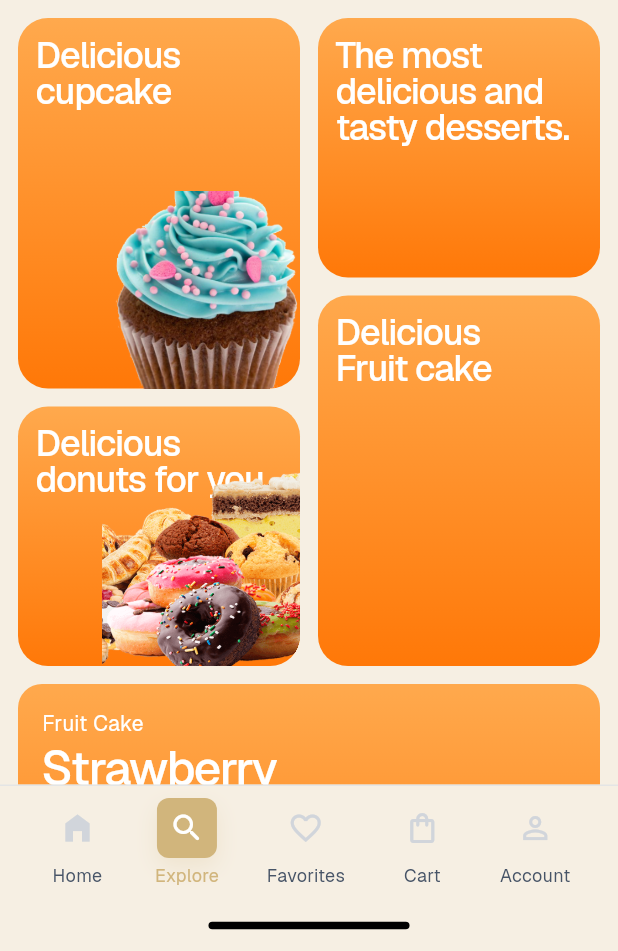
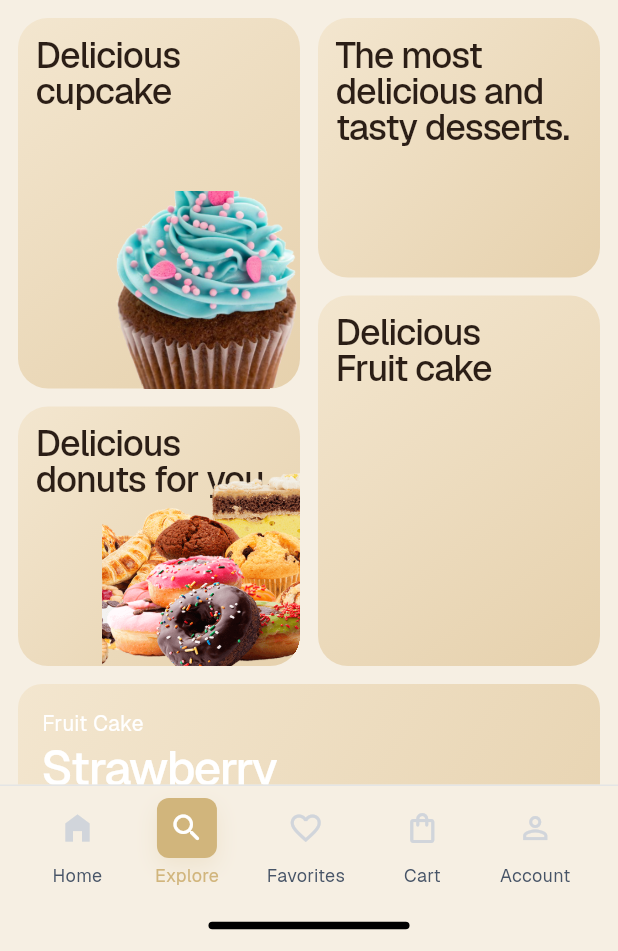
Before and after one commit to sarvarbeksoporboyev8-debug/sweets, a Flutter app: the ExploreScreen screen opened by its route, on a phone screen of 412 x 824 dp, the part 285-1236 px from its top. Run offline on Flutter 3.47's test engine with Material 3 defaults, Android fonts, the phone set to English and light mode, and no system bars; accounts and stored records are empty; project files that could hold a hidden picture were left out.

Commit message:
Update explore screen and walkthrough screens with beige gradients
Co-authored-by: sarvarbeksoporboyev8-debug <251588596+sarvarbeksoporboyev8-debug@users.noreply.github.com>

```diff
--- a/lib/screens/explore_screen.dart
+++ b/lib/screens/explore_screen.dart
@@ -164,14 +164,7 @@ class _PromoCard extends StatelessWidget {
       clipBehavior: Clip.hardEdge,
       decoration: BoxDecoration(
         borderRadius: BorderRadius.circular(Spacing.spacing20),
-        gradient: const LinearGradient(
-          begin: Alignment.topCenter,
-          end: Alignment.bottomCenter,
-          colors: [
-            Color(0xFFFFA94D),
-            Color(0xFFFF7808),
-          ],
-        ),
+        gradient: SweetsGradients.kBeigeCardGradient,
       ),
       child: Stack(
         children: [
@@ -185,7 +178,7 @@ class _PromoCard extends StatelessWidget {
                 fontSize: 24,
                 height: 24 / 24,
                 letterSpacing: -0.72,
-                color: SweetsColors.white,
+                color: SweetsColors.kCardTextDark,
               ),
             ),
           ),
@@ -220,14 +213,7 @@ class _ExploreBannerCard extends StatelessWidget {
         height: 240,
         decoration: BoxDecoration(
           borderRadius: BorderRadius.circular(Spacing.lg),
-          gradient: const LinearGradient(
-            begin: Alignment.topCenter,
-            end: Alignment.bottomCenter,
-            colors: [
-              Color(0xFFFFA94D),
-              Color(0xFFFF7808),
-            ],
-          ),
+          gradient: SweetsGradients.kBeigeCardGradient,
         ),
         child: Stack(
           children: [
--- a/lib/screens/walkthrough_screen.dart
+++ b/lib/screens/walkthrough_screen.dart
@@ -172,7 +172,7 @@ class _WalkthroughPageWidget extends StatelessWidget {
               radius: 0.74,
               colors: [
                 SweetsColors.kTopBar,
-                Color(0xFFFD7E14),
+                SweetsColors.kCardBeige3,
               ],
             ),
           ),
--- a/lib/screens/walkthrough_screen_01.dart
+++ b/lib/screens/walkthrough_screen_01.dart
@@ -33,7 +33,7 @@ class WalkthroughScreen01 extends StatelessWidget {
                       radius: 0.7399, // 73.99%
                       colors: [
                         SweetsColors.kTopBar,
-                        Color(0xFFFD7E14),
+                        SweetsColors.kCardBeige3,
                       ],
                       stops: [0.0, 1.0],
                     ),
--- a/lib/screens/walkthrough_screen_02.dart
+++ b/lib/screens/walkthrough_screen_02.dart
@@ -30,7 +30,7 @@ class WalkthroughScreen02 extends StatelessWidget {
                   radius: 0.7399, // 73.99%
                   colors: [
                     SweetsColors.kTopBar,
-                    Color(0xFFFD7E14),
+                    SweetsColors.kCardBeige3,
                   ],
                   stops: [0.0, 1.0],
                 ),
--- a/lib/screens/walkthrough_screen_03.dart
+++ b/lib/screens/walkthrough_screen_03.dart
@@ -30,7 +30,7 @@ class WalkthroughScreen03 extends StatelessWidget {
                   radius: 0.7399, // 73.99%
                   colors: [
                     SweetsColors.kTopBar,
-                    Color(0xFFFD7E14),
+                    SweetsColors.kCardBeige3,
                   ],
                   stops: [0.0, 1.0],
                 ),
--- a/lib/theme/gradients.dart
+++ b/lib/theme/gradients.dart
@@ -6,12 +6,12 @@ class SweetsGradients {
   SweetsGradients._(); // Private constructor to prevent instantiation
 
   /// Primary header gradient - used for success screens and headers
-  /// Gradient from light peach (#FFE6D1) to white at 55%
+  /// Gradient from light beige cream to white at 55%
   static const LinearGradient primaryHeader = LinearGradient(
     begin: Alignment.topCenter,
     end: Alignment.bottomCenter,
     colors: [
-      Color(0xFFFFE6D1), // Light peach
+      SweetsColors.kCardBeige1, // Light cream
       Color(0xFFFFFFFF), // White
     ],
     stops: [0.0, 0.55],
--- a/lib/widgets/common/empty_state_container.dart
+++ b/lib/widgets/common/empty_state_container.dart
@@ -38,7 +38,7 @@ class EmptyStateContainer extends StatelessWidget {
                   begin: Alignment.topCenter,
                   end: Alignment.bottomCenter,
                   colors: [
-                    Color(0xFFFFE6D1),
+                    SweetsColors.kCardBeige1,
                     Color(0xFFFFFFFF),
                   ],
                 ),
```
